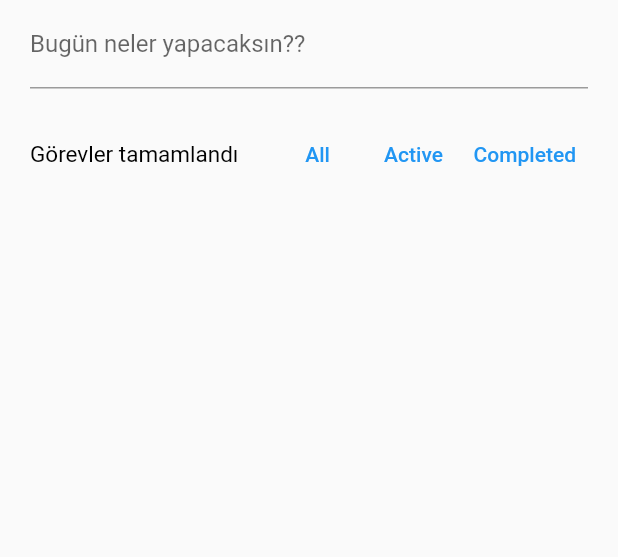
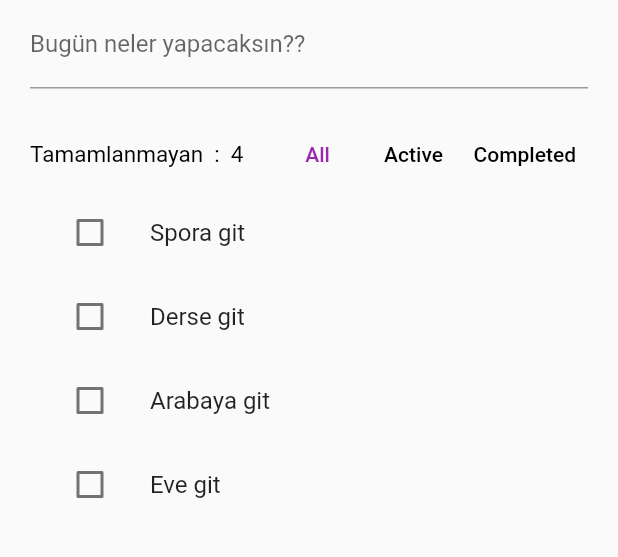
Before and after one commit to FurkanTanriover/todo_app, a Flutter app: the screen it shows after launch, on a phone screen of 412 x 824 dp, the part 165-722 px from its top. Run offline on Flutter 3.47's test engine with Material 2 defaults, Android fonts, the phone set to English and light mode, and no system bars; drawn by our look-alikes of auto_size_text; our stand-ins replace flutter_riverpod, riverpod.

Commit message:
project updated

```diff
--- a/todo_app/lib/providers/all_providers.dart
+++ b/todo_app/lib/providers/all_providers.dart
@@ -1,9 +1,44 @@
 import 'package:riverpod/riverpod.dart';
 import 'package:todo_app/providers/todo_list_manager.dart';
+import 'package:uuid/uuid.dart';
 
 import '../models/todo_model.dart';
 
 final todoListProvider =
     StateNotifierProvider<TodoListManager, List<TodoModel>>((ref) {
-  return TodoListManager([]);
+  return TodoListManager([
+    TodoModel(id: const Uuid().v4(), description: "Spora git"),
+    TodoModel(id: const Uuid().v4(), description: "Derse git"),
+    TodoModel(id: const Uuid().v4(), description: "Arabaya git"),
+    TodoModel(id: const Uuid().v4(), description: "Eve git"),
+  ]);
 });
+
+final unCompletedTodoCount = Provider<int>(((ref) {
+  final allTodo = ref.watch(todoListProvider);
+  final count = allTodo.where((element) => !element.completed).length;
+  return count;
+}));
+
+enum TodoListFilter { all, active, completed }
+
+final todoListFilter =
+    StateProvider<TodoListFilter>((ref) => TodoListFilter.all);
+
+final filteredTodoList = Provider<List<TodoModel>>(((ref) {
+  final filter = ref.watch(todoListFilter);
+  final todoList = ref.watch(todoListProvider);
+
+  switch (filter) {
+    case TodoListFilter.all:
+      return todoList;
+    case TodoListFilter.completed:
+      return todoList.where((element) => element.completed).toList();
+    case TodoListFilter.active:
+      return todoList.where((element) => !element.completed).toList();
+  }
+}));
+
+final currentTodoProvider = Provider<TodoModel>((ref) {
+  throw UnimplementedError();
+});
--- a/todo_app/lib/providers/todo_list_manager.dart
+++ b/todo_app/lib/providers/todo_list_manager.dart
@@ -44,8 +44,4 @@ class TodoListManager extends StateNotifier<List<TodoModel>> {
   void remove(TodoModel silinecekTodo) {
     state = state.where((element) => element.id != silinecekTodo.id).toList();
   }
-
-
-  //listede tamamlanmamış olan görevlerin sayısını döndürüyorum
-
 }
--- a/todo_app/lib/views/todo_app.dart
+++ b/todo_app/lib/views/todo_app.dart
@@ -14,7 +14,7 @@ class TodoAppScreen extends ConsumerWidget {
 
   @override
   Widget build(BuildContext context, WidgetRef ref) {
-    var allTodos = ref.watch(todoListProvider);
+    var allTodos = ref.watch(filteredTodoList);
     return Scaffold(
       body: ListView(
         padding: const EdgeInsets.symmetric(horizontal: 20, vertical: 40),
@@ -33,14 +33,20 @@ class TodoAppScreen extends ConsumerWidget {
             },
           ),
           const SizedBox(height: 20),
-          const ToolBarWidget(),
+          ToolBarWidget(),
           for (int i = 0; i < allTodos.length; i++)
             Dismissible(
-                key: ValueKey(allTodos[i].id),
-                onDismissed: (_) {
-                  ref.read(todoListProvider.notifier).remove(allTodos[i]);
-                },
-                child: TodoList(item: allTodos[i])),
+              key: ValueKey(allTodos[i].id),
+              onDismissed: (_) {
+                ref.read(todoListProvider.notifier).remove(allTodos[i]);
+              },
+              child: ProviderScope(
+                overrides: [
+                  currentTodoProvider.overrideWithValue(allTodos[i]),
+                ],
+                child: const TodoListItemWidget(),
+              ),
+            ),
         ],
       ),
     );
--- a/todo_app/lib/views/widgets/todo_list_widget.dart
+++ b/todo_app/lib/views/widgets/todo_list_widget.dart
@@ -1,22 +1,69 @@
 import 'package:flutter/material.dart';
 import 'package:flutter_riverpod/flutter_riverpod.dart';
-import 'package:todo_app/models/todo_model.dart';
 import 'package:todo_app/providers/all_providers.dart';
 
-class TodoList extends ConsumerWidget {
-  TodoModel item;
-  TodoList({Key? key, required this.item}) : super(key: key);
+class TodoListItemWidget extends ConsumerStatefulWidget {
+  const TodoListItemWidget({Key? key}) : super(key: key);
 
   @override
-  Widget build(BuildContext context, WidgetRef ref) {
-    return ListTile(
-      leading: Checkbox(
-        value: item.completed,
-        onChanged: (value) {
-          ref.read(todoListProvider.notifier).toggle(item.id);
+  ConsumerState<ConsumerStatefulWidget> createState() =>
+      _TodoListItemWidgetState();
+}
+
+class _TodoListItemWidgetState extends ConsumerState<TodoListItemWidget> {
+  late FocusNode _textFocusNode;
+  late TextEditingController _textController;
+  bool _hasFocus = false;
+
+  @override
+  void initState() {
+    super.initState();
+    _textFocusNode = FocusNode();
+    _textController = TextEditingController();
+  }
+
+  @override
+  void dispose() {
+    _textFocusNode.dispose();
+    _textController.dispose();
+    super.dispose();
+  }
+
+  @override
+  Widget build(BuildContext context) {
+    final currentTodoItem = ref.watch(currentTodoProvider);
+    return Focus(
+      onFocusChange: (isFocused) {
+        if (!isFocused) {
+          setState(() {
+            _hasFocus = false;
+          });
+
+          ref.read(todoListProvider.notifier).edit(
+              id: currentTodoItem.id, newDescription: _textController.text);
+        }
+      },
+      child: ListTile(
+        onTap: () {
+          setState(() {
+            _hasFocus = true;
+            _textFocusNode.requestFocus();
+            _textController.text = currentTodoItem.description;
+          });
         },
+        leading: Checkbox(
+          value: currentTodoItem.completed,
+          onChanged: (value) {
+            ref.read(todoListProvider.notifier).toggle(currentTodoItem.id);
+          },
+        ),
+        title: _hasFocus
+            ? TextField(
+                controller: _textController,
+                focusNode: _textFocusNode,
+              )
+            : Text(currentTodoItem.description),
       ),
-      title: Text(item.description),
     );
   }
 }
--- a/todo_app/lib/views/widgets/toolbar_widget.dart
+++ b/todo_app/lib/views/widgets/toolbar_widget.dart
@@ -4,15 +4,17 @@ import 'package:flutter_riverpod/flutter_riverpod.dart';
 import 'package:todo_app/providers/all_providers.dart';
 
 class ToolBarWidget extends ConsumerWidget {
-  const ToolBarWidget({Key? key}) : super(key: key);
+  ToolBarWidget({Key? key}) : super(key: key);
+  var _currentfilter = TodoListFilter.all;
+
+  Color changeTextColor(TodoListFilter filter) {
+    return _currentfilter == filter ? Colors.purple : Colors.black;
+  }
 
   @override
   Widget build(BuildContext context, WidgetRef ref) {
-    //yapılmamış olan görevlerimizin sayısını tuttuğumuz değişken
-    int onCompletedTodoCount = ref
-        .watch(todoListProvider)
-        .where((element) => !element.completed)
-        .length;
+    final onCompletedTodoCount = ref.watch(unCompletedTodoCount);
+    _currentfilter = ref.watch(todoListFilter);
 
     return Row(
       mainAxisAlignment: MainAxisAlignment.spaceBetween,
@@ -30,15 +32,34 @@ class ToolBarWidget extends ConsumerWidget {
           ),
         ),
         Tooltip(
-          child: TextButton(onPressed: () {}, child: const Text("All")),
+          child: TextButton(
+              style: TextButton.styleFrom(
+                  primary: changeTextColor(TodoListFilter.all)),
+              onPressed: () {
+                ref.read(todoListFilter.notifier).state = TodoListFilter.all;
+              },
+              child: const Text("All")),
           message: "All todos",
         ),
         Tooltip(
-          child: TextButton(onPressed: () {}, child: const Text("Active")),
+          child: TextButton(
+              style: TextButton.styleFrom(
+                  primary: changeTextColor(TodoListFilter.active)),
+              onPressed: () {
+                ref.read(todoListFilter.notifier).state = TodoListFilter.active;
+              },
+              child: const Text("Active")),
           message: "Uncompleted",
         ),
         Tooltip(
-          child: TextButton(onPressed: () {}, child: const Text("Completed")),
+          child: TextButton(
+              style: TextButton.styleFrom(
+                  primary: changeTextColor(TodoListFilter.completed)),
+              onPressed: () {
+                ref.read(todoListFilter.notifier).state =
+                    TodoListFilter.completed;
+              },
+              child: const Text("Completed")),
           message: "Completed",
         )
       ],
```
